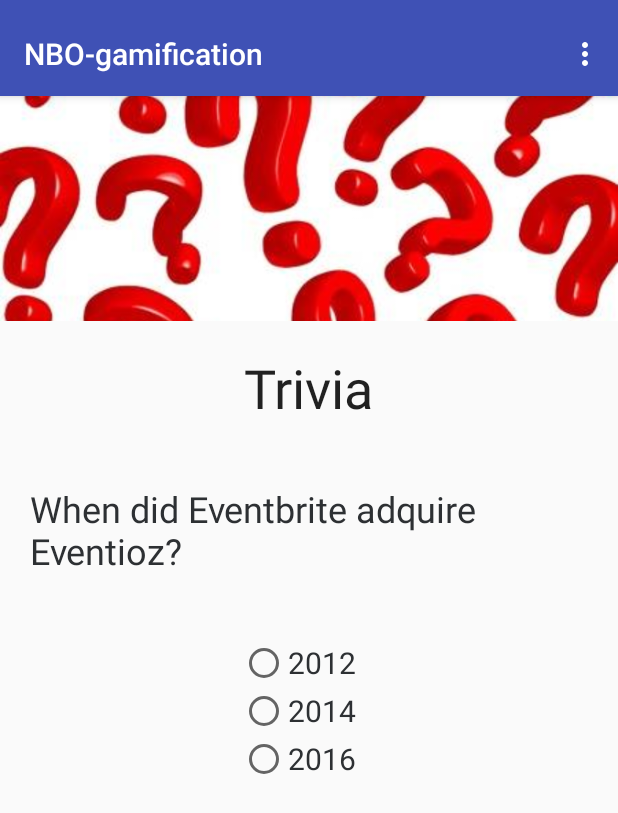
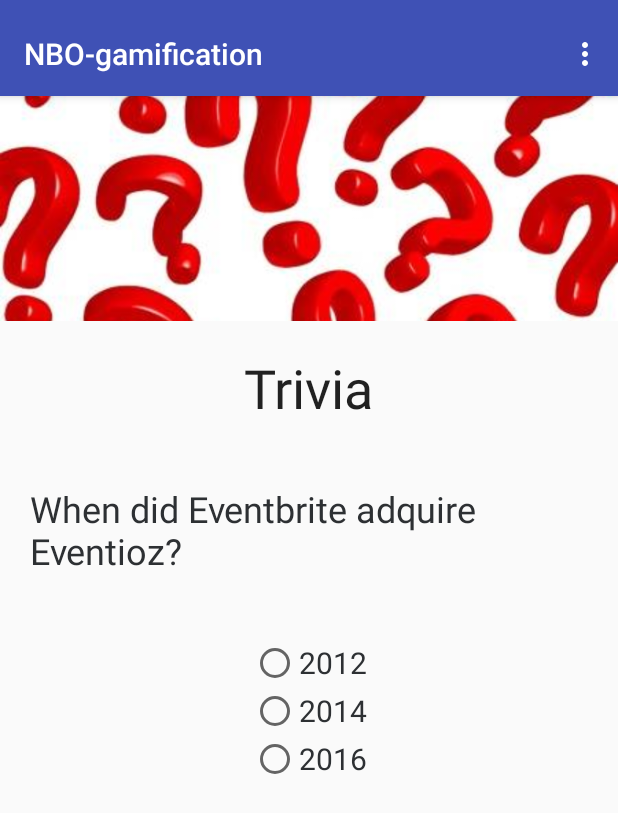
Before and after one commit to eb-manuelc/NBO_gamification, an Android app: the TriviaActivity screen opened directly, with no data from a screen before it, on a phone screen of 412 x 824 dp. Shown: the top 813 px of the screen. Run offline under Robolectric (Android 15) with nearby library versions, the phone set to English and light mode, and no system bars.

Commit message:
design tweaks

```diff
--- a/game/src/main/res/layout/activity_trivia.xml
+++ b/game/src/main/res/layout/activity_trivia.xml
@@ -78,14 +78,13 @@
             android:textSize="24sp" />
 
         <RadioGroup
-            android:layout_width="match_parent"
+            android:layout_width="wrap_content"
             android:layout_height="match_parent"
-            android:layout_marginLeft="160dp"
-            android:layout_marginRight="60dp"
+            android:layout_gravity="center_horizontal"
             android:textAlignment="center">
 
             <LinearLayout
-                android:layout_width="match_parent"
+                android:layout_width="wrap_content"
                 android:layout_height="135dp"
                 android:orientation="vertical">
 
```
